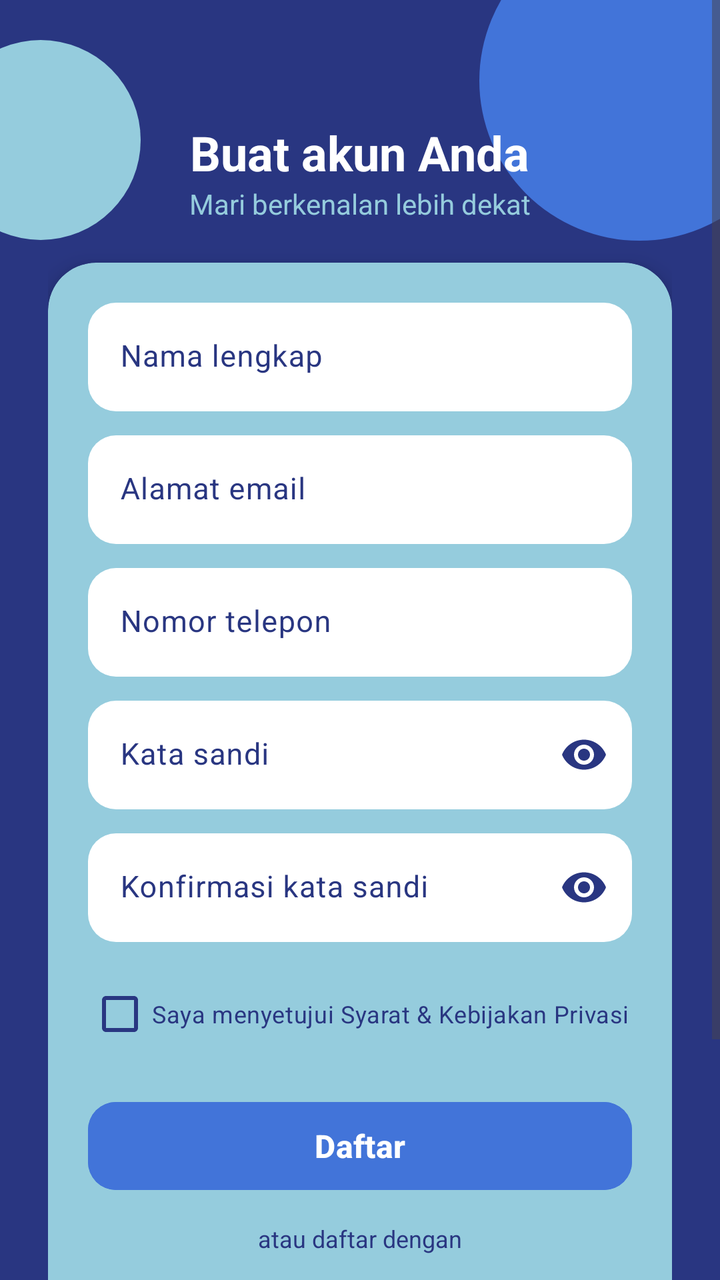
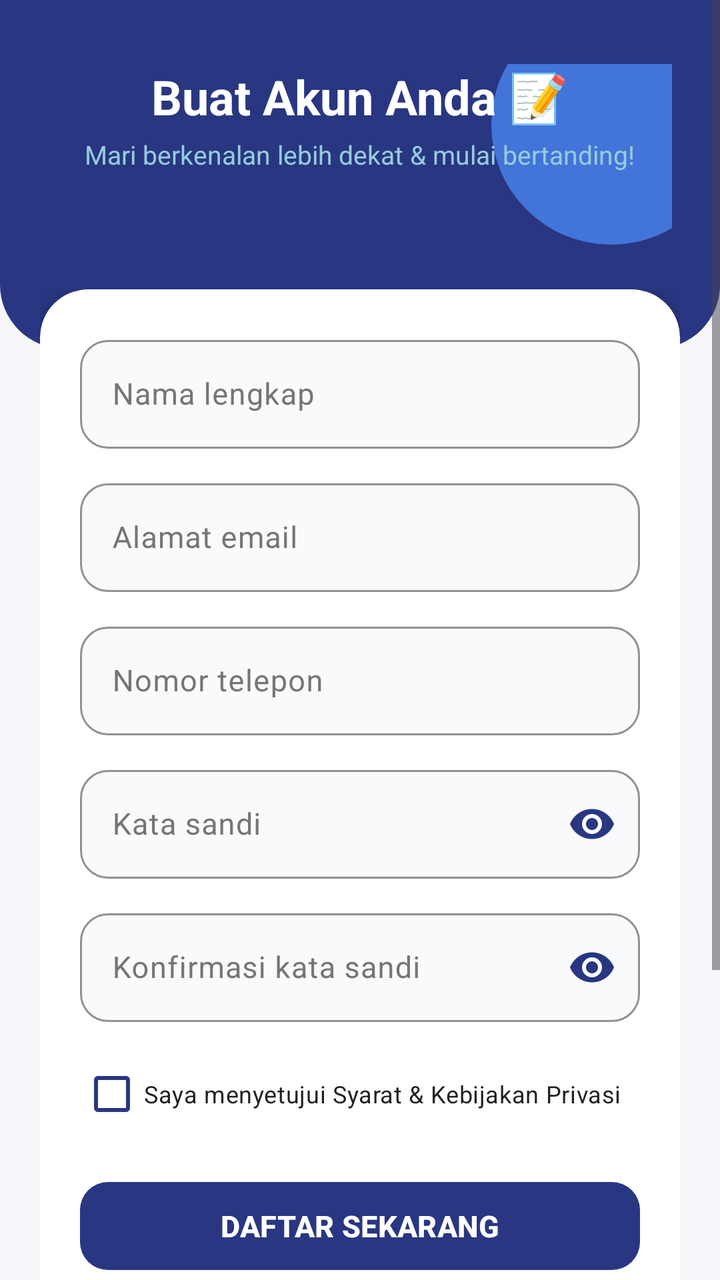

Compare the two renders of this Android layout. The source of the first and the diff that turns it into the second are given below.
<!-- AndroidManifest.xml: application theme Theme.UTSklp3Mobile -->
<!-- res/layout/activity_register.xml -->
<?xml version="1.0" encoding="utf-8"?>
<ScrollView xmlns:android="http://schemas.android.com/apk/res/android"
    xmlns:app="http://schemas.android.com/apk/res-auto"
    xmlns:tools="http://schemas.android.com/tools"
    android:layout_width="match_parent"
    android:layout_height="match_parent"
    android:fillViewport="true"
    android:background="#293681"
    tools:context=".ui.auth.RegisterActivity">

    <RelativeLayout
        android:layout_width="match_parent"
        android:layout_height="wrap_content">

        
        <View
            android:layout_width="160dp"
            android:layout_height="160dp"
            android:layout_alignParentEnd="true"
            android:layout_alignParentTop="true"
            android:layout_marginEnd="-40dp"
            android:layout_marginTop="-40dp"
            android:background="@drawable/bg_circle_accent_bright" />

        
        <View
            android:layout_width="100dp"
            android:layout_height="100dp"
            android:layout_alignParentStart="true"
            android:layout_alignParentTop="true"
            android:layout_marginStart="-30dp"
            android:layout_marginTop="20dp"
            android:background="@drawable/bg_circle_accent_soft" />

        <LinearLayout
            android:layout_width="match_parent"
            android:layout_height="wrap_content"
            android:orientation="vertical"
            android:gravity="center_horizontal"
            android:padding="24dp">

            
            <TextView
                android:id="@+id/tvTitle"
                android:layout_width="wrap_content"
                android:layout_height="wrap_content"
                android:layout_marginTop="36dp"
                android:text="Buat akun Anda"
                android:textColor="#FFFFFF"
                android:textSize="24sp"
                android:textStyle="bold" />

            <TextView
                android:id="@+id/tvSubtitle"
                android:layout_width="wrap_content"
                android:layout_height="wrap_content"
                android:text="Mari berkenalan lebih dekat"
                android:textColor="#95CCDD"
                android:textSize="14sp"
                android:layout_marginBottom="20dp" />

            
            <androidx.cardview.widget.CardView
                android:layout_width="match_parent"
                android:layout_height="wrap_content"
                app:cardBackgroundColor="#95CCDD"
                app:cardCornerRadius="24dp"
                app:cardElevation="6dp">

                <LinearLayout
                    android:layout_width="match_parent"
                    android:layout_height="wrap_content"
                    android:orientation="vertical"
                    android:padding="20dp">

                    
                    <com.google.android.material.textfield.TextInputLayout
                        android:layout_width="match_parent"
                        android:layout_height="wrap_content"
                        android:hint="Nama lengkap"
                        android:textColorHint="#293681"
                        app:boxBackgroundMode="filled"
                        app:boxBackgroundColor="#FFFFFF"
                        app:boxCornerRadiusTopStart="14dp"
                        app:boxCornerRadiusTopEnd="14dp"
                        app:boxCornerRadiusBottomStart="14dp"
                        app:boxCornerRadiusBottomEnd="14dp"
                        app:boxStrokeWidth="0dp"
                        app:boxStrokeWidthFocused="2dp"
                        app:boxStrokeColor="#293681"
                        app:hintTextColor="#293681">

                        <com.google.android.material.textfield.TextInputEditText
                            android:id="@+id/etFullName"
                            android:layout_width="match_parent"
                            android:layout_height="wrap_content"
                            android:inputType="textPersonName"
                            android:textColor="#293681"
                            android:textSize="15sp" />
                    </com.google.android.material.textfield.TextInputLayout>

                    
                    <com.google.android.material.textfield.TextInputLayout
                        android:layout_width="match_parent"
                        android:layout_height="wrap_content"
                        android:layout_marginTop="12dp"
                        android:hint="Alamat email"
                        android:textColorHint="#293681"
                        app:boxBackgroundMode="filled"
                        app:boxBackgroundColor="#FFFFFF"
                        app:boxCornerRadiusTopStart="14dp"
                        app:boxCornerRadiusTopEnd="14dp"
                        app:boxCornerRadiusBottomStart="14dp"
                        app:boxCornerRadiusBottomEnd="14dp"
                        app:boxStrokeWidth="0dp"
                        app:boxStrokeWidthFocused="2dp"
                        app:boxStrokeColor="#293681"
                        app:hintTextColor="#293681">

                        <com.google.android.material.textfield.TextInputEditText
                            android:id="@+id/etEmail"
                            android:layout_width="match_parent"
                            android:layout_height="wrap_content"
                            android:inputType="textEmailAddress"
                            android:textColor="#293681"
                            android:textSize="15sp" />
                    </com.google.android.material.textfield.TextInputLayout>

                    
                    <com.google.android.material.textfield.TextInputLayout
                        android:layout_width="match_parent"
                        android:layout_height="wrap_content"
                        android:layout_marginTop="12dp"
                        android:hint="Nomor telepon"
                        android:textColorHint="#293681"
                        app:boxBackgroundMode="filled"
                        app:boxBackgroundColor="#FFFFFF"
                        app:boxCornerRadiusTopStart="14dp"
                        app:boxCornerRadiusTopEnd="14dp"
                        app:boxCornerRadiusBottomStart="14dp"
                        app:boxCornerRadiusBottomEnd="14dp"
                        app:boxStrokeWidth="0dp"
                        app:boxStrokeWidthFocused="2dp"
                        app:boxStrokeColor="#293681"
                        app:hintTextColor="#293681">

                        <com.google.android.material.textfield.TextInputEditText
                            android:id="@+id/etPhone"
                            android:layout_width="match_parent"
                            android:layout_height="wrap_content"
                            android:inputType="phone"
                            android:textColor="#293681"
                            android:textSize="15sp" />
                    </com.google.android.material.textfield.TextInputLayout>

                    
                    <com.google.android.material.textfield.TextInputLayout
                        android:layout_width="match_parent"
                        android:layout_height="wrap_content"
                        android:layout_marginTop="12dp"
                        android:hint="Kata sandi"
                        android:textColorHint="#293681"
                        app:passwordToggleEnabled="true"
                        app:passwordToggleTint="#293681"
                        app:boxBackgroundMode="filled"
                        app:boxBackgroundColor="#FFFFFF"
                        app:boxCornerRadiusTopStart="14dp"
                        app:boxCornerRadiusTopEnd="14dp"
                        app:boxCornerRadiusBottomStart="14dp"
                        app:boxCornerRadiusBottomEnd="14dp"
                        app:boxStrokeWidth="0dp"
                        app:boxStrokeWidthFocused="2dp"
                        app:boxStrokeColor="#293681"
                        app:hintTextColor="#293681">

                        <com.google.android.material.textfield.TextInputEditText
                            android:id="@+id/etPassword"
                            android:layout_width="match_parent"
                            android:layout_height="wrap_content"
                            android:inputType="textPassword"
                            android:textColor="#293681"
                            android:textSize="15sp" />
                    </com.google.android.material.textfield.TextInputLayout>

                    
                    <com.google.android.material.textfield.TextInputLayout
                        android:layout_width="match_parent"
                        android:layout_height="wrap_content"
                        android:layout_marginTop="12dp"
                        android:hint="Konfirmasi kata sandi"
                        android:textColorHint="#293681"
                        app:passwordToggleEnabled="true"
                        app:passwordToggleTint="#293681"
                        app:boxBackgroundMode="filled"
                        app:boxBackgroundColor="#FFFFFF"
                        app:boxCornerRadiusTopStart="14dp"
                        app:boxCornerRadiusTopEnd="14dp"
                        app:boxCornerRadiusBottomStart="14dp"
                        app:boxCornerRadiusBottomEnd="14dp"
                        app:boxStrokeWidth="0dp"
                        app:boxStrokeWidthFocused="2dp"
                        app:boxStrokeColor="#293681"
                        app:hintTextColor="#293681">

                        <com.google.android.material.textfield.TextInputEditText
                            android:id="@+id/etConfirmPassword"
                            android:layout_width="match_parent"
                            android:layout_height="wrap_content"
                            android:inputType="textPassword"
                            android:textColor="#293681"
                            android:textSize="15sp" />
                    </com.google.android.material.textfield.TextInputLayout>

                    
                    <CheckBox
                        android:id="@+id/cbTerms"
                        android:layout_width="wrap_content"
                        android:layout_height="wrap_content"
                        android:layout_marginTop="12dp"
                        android:text="Saya menyetujui Syarat &amp; Kebijakan Privasi"
                        android:textColor="#293681"
                        android:textSize="12sp"
                        android:buttonTint="#293681" />

                    
                    <Button
                        android:id="@+id/btnSignUp"
                        android:layout_width="match_parent"
                        android:layout_height="52dp"
                        android:layout_marginTop="16dp"
                        android:text="Daftar"
                        android:textColor="#FFFFFF"
                        android:textSize="16sp"
                        android:textStyle="bold"
                        android:backgroundTint="#4274D9"
                        app:cornerRadius="14dp" />

                    
                    <TextView
                        android:layout_width="wrap_content"
                        android:layout_height="wrap_content"
                        android:layout_gravity="center_horizontal"
                        android:layout_marginVertical="12dp"
                        android:text="atau daftar dengan"
                        android:textColor="#293681"
                        android:textSize="12sp" />

                    
                    <Button
                        android:id="@+id/btnGoogleSignUp"
                        style="@style/Widget.MaterialComponents.Button.OutlinedButton"
                        android:layout_width="match_parent"
                        android:layout_height="50dp"
                        android:text="Daftar dengan Google"
                        android:textColor="#293681"
                        android:textSize="14sp"
                        android:textStyle="bold"
                        app:strokeColor="#293681"
                        app:strokeWidth="1.5dp"
                        app:cornerRadius="14dp"
                        app:icon="@android:drawable/ic_menu_compass"
                        app:iconTint="#293681"
                        app:iconGravity="textStart" />

                </LinearLayout>
            </androidx.cardview.widget.CardView>

            
            <TextView
                android:id="@+id/tvLoginRedirect"
                android:layout_width="wrap_content"
                android:layout_height="wrap_content"
                android:layout_marginTop="20dp"
                android:text="Sudah punya akun? Masuk"
                android:textColor="#D0E7E6"
                android:textSize="14sp"
                android:textStyle="bold"
                android:padding="8dp" />

        </LinearLayout>
    </RelativeLayout>
</ScrollView>
<!-- resources referenced by this layout -->
<resources>
  <!-- drawable bg_circle_accent_bright (drawable) -->
  <?xml version="1.0" encoding="utf-8"?>
  <shape xmlns:android="http://schemas.android.com/apk/res/android"
      android:shape="oval">
      <solid android:color="#4274D9" />
  </shape>
  <!-- drawable bg_circle_accent_soft (drawable) -->
  <?xml version="1.0" encoding="utf-8"?>
  <shape xmlns:android="http://schemas.android.com/apk/res/android"
      android:shape="oval">
      <solid android:color="#95CCDD" />
  </shape>
  <style name="Theme.UTSklp3Mobile" parent="Base.Theme.UTSklp3Mobile" />
  <style name="Base.Theme.UTSklp3Mobile" parent="Theme.Material3.DayNight.NoActionBar">
          
          <item name="colorPrimary">@color/primary</item>
          <item name="colorPrimaryDark">@color/primary_dark</item>
          <item name="colorSecondary">@color/secondary</item>
          <item name="android:statusBarColor">@color/primary</item>
          <item name="android:windowBackground">@color/background</item>
      </style>
  <color name="primary">#293681</color>
  <color name="primary_dark">#1A245A</color>
  <color name="secondary">#4274D9</color>
  <color name="background">#D0E7E6</color>
</resources>

<!-- the commit's change to res/layout/activity_register.xml (unified diff, before → after) -->
@@ -5,65 +5,74 @@
     android:layout_width="match_parent"
     android:layout_height="match_parent"
     android:fillViewport="true"
-    android:background="#293681"
+    android:background="#F5F7FB"
     tools:context=".ui.auth.RegisterActivity">
 
-    <RelativeLayout
+    <LinearLayout
         android:layout_width="match_parent"
-        android:layout_height="wrap_content">
+        android:layout_height="wrap_content"
+        android:orientation="vertical"
+        android:paddingBottom="36dp">
 
         
-        <View
-            android:layout_width="160dp"
-            android:layout_height="160dp"
-            android:layout_alignParentEnd="true"
-            android:layout_alignParentTop="true"
-            android:layout_marginEnd="-40dp"
-            android:layout_marginTop="-40dp"
-            android:background="@drawable/bg_circle_accent_bright" />
+        <RelativeLayout
+            android:layout_width="match_parent"
+            android:layout_height="wrap_content"
+            android:background="@drawable/bg_header_curve"
+            android:paddingHorizontal="24dp"
+            android:paddingTop="32dp"
+            android:paddingBottom="52dp">
+
+            
+            <View
+                android:layout_width="120dp"
+                android:layout_height="120dp"
+                android:layout_alignParentEnd="true"
+                android:layout_marginTop="-30dp"
+                android:layout_marginEnd="-30dp"
+                android:background="@drawable/bg_circle_accent_bright" />
+
+            <LinearLayout
+                android:layout_width="match_parent"
+                android:layout_height="wrap_content"
+                android:orientation="vertical"
+                android:gravity="center_horizontal">
+
+                
+                <TextView
+                    android:id="@+id/tvTitle"
+                    android:layout_width="wrap_content"
+                    android:layout_height="wrap_content"
+                    android:text="Buat Akun Anda 📝"
+                    android:textColor="#FFFFFF"
+                    android:textSize="24sp"
+                    android:textStyle="bold" />
+
+                <TextView
+                    android:id="@+id/tvSubtitle"
+                    android:layout_width="wrap_content"
+                    android:layout_height="wrap_content"
+                    android:layout_marginTop="4dp"
+                    android:text="Mari berkenalan lebih dekat &amp; mulai bertanding!"
+                    android:textColor="#95CCDD"
+                    android:textSize="13sp"
+                    android:textAlignment="center" />
+
+            </LinearLayout>
+        </RelativeLayout>
 
         
-        <View
-            android:layout_width="100dp"
-            android:layout_height="100dp"
-            android:layout_alignParentStart="true"
-            android:layout_alignParentTop="true"
-            android:layout_marginStart="-30dp"
-            android:layout_marginTop="20dp"
-            android:background="@drawable/bg_circle_accent_soft" />
-
         <LinearLayout
             android:layout_width="match_parent"
             android:layout_height="wrap_content"
             android:orientation="vertical"
-            android:gravity="center_horizontal"
-            android:padding="24dp">
-
-            
-            <TextView
-                android:id="@+id/tvTitle"
-                android:layout_width="wrap_content"
-                android:layout_height="wrap_content"
-                android:layout_marginTop="36dp"
-                android:text="Buat akun Anda"
-                android:textColor="#FFFFFF"
-                android:textSize="24sp"
-                android:textStyle="bold" />
-
-            <TextView
-                android:id="@+id/tvSubtitle"
-                android:layout_width="wrap_content"
-                android:layout_height="wrap_content"
-                android:text="Mari berkenalan lebih dekat"
-                android:textColor="#95CCDD"
-                android:textSize="14sp"
-                android:layout_marginBottom="20dp" />
-
-            
+            android:paddingHorizontal="20dp"
+            android:layout_marginTop="-30dp">
+
             <androidx.cardview.widget.CardView
                 android:layout_width="match_parent"
                 android:layout_height="wrap_content"
-                app:cardBackgroundColor="#95CCDD"
+                app:cardBackgroundColor="#FFFFFF"
                 app:cardCornerRadius="24dp"
                 app:cardElevation="6dp">
 
@@ -78,24 +87,22 @@
                         android:layout_width="match_parent"
                         android:layout_height="wrap_content"
                         android:hint="Nama lengkap"
-                        android:textColorHint="#293681"
-                        app:boxBackgroundMode="filled"
-                        app:boxBackgroundColor="#FFFFFF"
-                        app:boxCornerRadiusTopStart="14dp"
-                        app:boxCornerRadiusTopEnd="14dp"
-                        app:boxCornerRadiusBottomStart="14dp"
-                        app:boxCornerRadiusBottomEnd="14dp"
-                        app:boxStrokeWidth="0dp"
-                        app:boxStrokeWidthFocused="2dp"
-                        app:boxStrokeColor="#293681"
-                        app:hintTextColor="#293681">
+                        android:textColorHint="@color/gray"
+                        app:boxBackgroundMode="outline"
+                        app:boxBackgroundColor="#F8FAFC"
+                        app:boxCornerRadiusTopStart="14dp"
+                        app:boxCornerRadiusTopEnd="14dp"
+                        app:boxCornerRadiusBottomStart="14dp"
+                        app:boxCornerRadiusBottomEnd="14dp"
+                        app:boxStrokeColor="@color/primary"
+                        app:hintTextColor="@color/primary">
 
                         <com.google.android.material.textfield.TextInputEditText
                             android:id="@+id/etFullName"
                             android:layout_width="match_parent"
                             android:layout_height="wrap_content"
                             android:inputType="textPersonName"
-                            android:textColor="#293681"
+                            android:textColor="@color/black"
                             android:textSize="15sp" />
                     </com.google.android.material.textfield.TextInputLayout>
 
@@ -105,24 +112,22 @@
                         android:layout_height="wrap_content"
                         android:layout_marginTop="12dp"
                         android:hint="Alamat email"
-                        android:textColorHint="#293681"
-                        app:boxBackgroundMode="filled"
-                        app:boxBackgroundColor="#FFFFFF"
-                        app:boxCornerRadiusTopStart="14dp"
-                        app:boxCornerRadiusTopEnd="14dp"
-                        app:boxCornerRadiusBottomStart="14dp"
-                        app:boxCornerRadiusBottomEnd="14dp"
-                        app:boxStrokeWidth="0dp"
-                        app:boxStrokeWidthFocused="2dp"
-                        app:boxStrokeColor="#293681"
-                        app:hintTextColor="#293681">
+                        android:textColorHint="@color/gray"
+                        app:boxBackgroundMode="outline"
+                        app:boxBackgroundColor="#F8FAFC"
+                        app:boxCornerRadiusTopStart="14dp"
+                        app:boxCornerRadiusTopEnd="14dp"
+                        app:boxCornerRadiusBottomStart="14dp"
+                        app:boxCornerRadiusBottomEnd="14dp"
+                        app:boxStrokeColor="@color/primary"
+                        app:hintTextColor="@color/primary">
 
                         <com.google.android.material.textfield.TextInputEditText
                             android:id="@+id/etEmail"
                             android:layout_width="match_parent"
                             android:layout_height="wrap_content"
                             android:inputType="textEmailAddress"
-                            android:textColor="#293681"
+                            android:textColor="@color/black"
                             android:textSize="15sp" />
                     </com.google.android.material.textfield.TextInputLayout>
 
@@ -132,24 +137,22 @@
                         android:layout_height="wrap_content"
                         android:layout_marginTop="12dp"
                         android:hint="Nomor telepon"
-                        android:textColorHint="#293681"
-                        app:boxBackgroundMode="filled"
-                        app:boxBackgroundColor="#FFFFFF"
-                        app:boxCornerRadiusTopStart="14dp"
-                        app:boxCornerRadiusTopEnd="14dp"
-                        app:boxCornerRadiusBottomStart="14dp"
-                        app:boxCornerRadiusBottomEnd="14dp"
-                        app:boxStrokeWidth="0dp"
-                        app:boxStrokeWidthFocused="2dp"
-                        app:boxStrokeColor="#293681"
-                        app:hintTextColor="#293681">
+                        android:textColorHint="@color/gray"
+                        app:boxBackgroundMode="outline"
+                        app:boxBackgroundColor="#F8FAFC"
+                        app:boxCornerRadiusTopStart="14dp"
+                        app:boxCornerRadiusTopEnd="14dp"
+                        app:boxCornerRadiusBottomStart="14dp"
+                        app:boxCornerRadiusBottomEnd="14dp"
+                        app:boxStrokeColor="@color/primary"
+                        app:hintTextColor="@color/primary">
 
                         <com.google.android.material.textfield.TextInputEditText
                             android:id="@+id/etPhone"
                             android:layout_width="match_parent"
                             android:layout_height="wrap_content"
                             android:inputType="phone"
-                            android:textColor="#293681"
+                            android:textColor="@color/black"
                             android:textSize="15sp" />
                     </com.google.android.material.textfield.TextInputLayout>
 
@@ -159,26 +162,24 @@
                         android:layout_height="wrap_content"
                         android:layout_marginTop="12dp"
                         android:hint="Kata sandi"
-                        android:textColorHint="#293681"
+                        android:textColorHint="@color/gray"
                         app:passwordToggleEnabled="true"
-                        app:passwordToggleTint="#293681"
-                        app:boxBackgroundMode="filled"
-                        app:boxBackgroundColor="#FFFFFF"
-                        app:boxCornerRadiusTopStart="14dp"
-                        app:boxCornerRadiusTopEnd="14dp"
-                        app:boxCornerRadiusBottomStart="14dp"
-                        app:boxCornerRadiusBottomEnd="14dp"
-                        app:boxStrokeWidth="0dp"
-                        app:boxStrokeWidthFocused="2dp"
-                        app:boxStrokeColor="#293681"
-                        app:hintTextColor="#293681">
+                        app:passwordToggleTint="@color/primary"
+                        app:boxBackgroundMode="outline"
+                        app:boxBackgroundColor="#F8FAFC"
+                        app:boxCornerRadiusTopStart="14dp"
+                        app:boxCornerRadiusTopEnd="14dp"
+                        app:boxCornerRadiusBottomStart="14dp"
+                        app:boxCornerRadiusBottomEnd="14dp"
+                        app:boxStrokeColor="@color/primary"
+                        app:hintTextColor="@color/primary">
 
                         <com.google.android.material.textfield.TextInputEditText
                             android:id="@+id/etPassword"
                             android:layout_width="match_parent"
                             android:layout_height="wrap_content"
                             android:inputType="textPassword"
-                            android:textColor="#293681"
+                            android:textColor="@color/black"
                             android:textSize="15sp" />
                     </com.google.android.material.textfield.TextInputLayout>
 
@@ -188,26 +189,24 @@
                         android:layout_height="wrap_content"
                         android:layout_marginTop="12dp"
                         android:hint="Konfirmasi kata sandi"
-                        android:textColorHint="#293681"
+                        android:textColorHint="@color/gray"
                         app:passwordToggleEnabled="true"
-                        app:passwordToggleTint="#293681"
-                        app:boxBackgroundMode="filled"
-                        app:boxBackgroundColor="#FFFFFF"
-                        app:boxCornerRadiusTopStart="14dp"
-                        app:boxCornerRadiusTopEnd="14dp"
-                        app:boxCornerRadiusBottomStart="14dp"
-                        app:boxCornerRadiusBottomEnd="14dp"
-                        app:boxStrokeWidth="0dp"
-                        app:boxStrokeWidthFocused="2dp"
-                        app:boxStrokeColor="#293681"
-                        app:hintTextColor="#293681">
+                        app:passwordToggleTint="@color/primary"
+                        app:boxBackgroundMode="outline"
+                        app:boxBackgroundColor="#F8FAFC"
+                        app:boxCornerRadiusTopStart="14dp"
+                        app:boxCornerRadiusTopEnd="14dp"
+                        app:boxCornerRadiusBottomStart="14dp"
+                        app:boxCornerRadiusBottomEnd="14dp"
+                        app:boxStrokeColor="@color/primary"
+                        app:hintTextColor="@color/primary">
 
                         <com.google.android.material.textfield.TextInputEditText
                             android:id="@+id/etConfirmPassword"
                             android:layout_width="match_parent"
                             android:layout_height="wrap_content"
                             android:inputType="textPassword"
-                            android:textColor="#293681"
+                            android:textColor="@color/black"
                             android:textSize="15sp" />
                     </com.google.android.material.textfield.TextInputLayout>
 
@@ -218,21 +217,21 @@
                         android:layout_height="wrap_content"
                         android:layout_marginTop="12dp"
                         android:text="Saya menyetujui Syarat &amp; Kebijakan Privasi"
-                        android:textColor="#293681"
+                        android:textColor="@color/black"
                         android:textSize="12sp"
-                        android:buttonTint="#293681" />
-
-                    
-                    <Button
+                        android:buttonTint="@color/primary" />
+
+                    
+                    <com.google.android.material.button.MaterialButton
                         android:id="@+id/btnSignUp"
                         android:layout_width="match_parent"
                         android:layout_height="52dp"
                         android:layout_marginTop="16dp"
-                        android:text="Daftar"
+                        android:text="DAFTAR SEKARANG"
                         android:textColor="#FFFFFF"
-                        android:textSize="16sp"
+                        android:textSize="15sp"
                         android:textStyle="bold"
-                        android:backgroundTint="#4274D9"
+                        app:backgroundTint="@color/primary"
                         app:cornerRadius="14dp" />
 
                     
@@ -241,25 +240,26 @@
                         android:layout_height="wrap_content"
                         android:layout_gravity="center_horizontal"
                         android:layout_marginVertical="12dp"
-                        android:text="atau daftar dengan"
-                        android:textColor="#293681"
-                        android:textSize="12sp" />
-
-                    
-                    <Button
+                        android:text="— ATAU —"
+                        android:textColor="@color/gray"
+                        android:textSize="12sp"
+                        android:textStyle="bold" />
+
+                    
+                    <com.google.android.material.button.MaterialButton
                         android:id="@+id/btnGoogleSignUp"
-                        style="@style/Widget.MaterialComponents.Button.OutlinedButton"
+                        style="@style/Widget.Material3.Button.OutlinedButton"
                         android:layout_width="match_parent"
                         android:layout_height="50dp"
                         android:text="Daftar dengan Google"
-                        android:textColor="#293681"
+                        android:textColor="@color/primary"
                         android:textSize="14sp"
                         android:textStyle="bold"
-                        app:strokeColor="#293681"
+                        app:strokeColor="@color/primary"
                         app:strokeWidth="1.5dp"
                         app:cornerRadius="14dp"
                         app:icon="@android:drawable/ic_menu_compass"
-                        app:iconTint="#293681"
+                        app:iconTint="@color/primary"
                         app:iconGravity="textStart" />
 
                 </LinearLayout>
@@ -270,13 +270,14 @@
                 android:id="@+id/tvLoginRedirect"
                 android:layout_width="wrap_content"
                 android:layout_height="wrap_content"
-                android:layout_marginTop="20dp"
+                android:layout_gravity="center_horizontal"
+                android:layout_marginTop="24dp"
                 android:text="Sudah punya akun? Masuk"
-                android:textColor="#D0E7E6"
+                android:textColor="@color/primary"
                 android:textSize="14sp"
                 android:textStyle="bold"
                 android:padding="8dp" />
 
         </LinearLayout>
-    </RelativeLayout>
+    </LinearLayout>
 </ScrollView>
<!-- resource entries referenced after the edit -->
@@ -1,16 +1,18 @@
 <!-- resources referenced by this layout -->
 <resources>
+  <color name="black">#212121</color>
+  <color name="gray">#757575</color>
   <!-- drawable bg_circle_accent_bright (drawable) -->
   <?xml version="1.0" encoding="utf-8"?>
   <shape xmlns:android="http://schemas.android.com/apk/res/android"
       android:shape="oval">
       <solid android:color="#4274D9" />
   </shape>
-  <!-- drawable bg_circle_accent_soft (drawable) -->
+  <!-- drawable bg_header_curve (drawable) -->
   <?xml version="1.0" encoding="utf-8"?>
-  <shape xmlns:android="http://schemas.android.com/apk/res/android"
-      android:shape="oval">
-      <solid android:color="#95CCDD" />
+  <shape xmlns:android="http://schemas.android.com/apk/res/android" android:shape="rectangle">
+      <solid android:color="#293681"/>
+      <corners android:bottomLeftRadius="32dp" android:bottomRightRadius="32dp"/>
   </shape>
   <style name="Theme.UTSklp3Mobile" parent="Base.Theme.UTSklp3Mobile" />
   <style name="Base.Theme.UTSklp3Mobile" parent="Theme.Material3.DayNight.NoActionBar">
